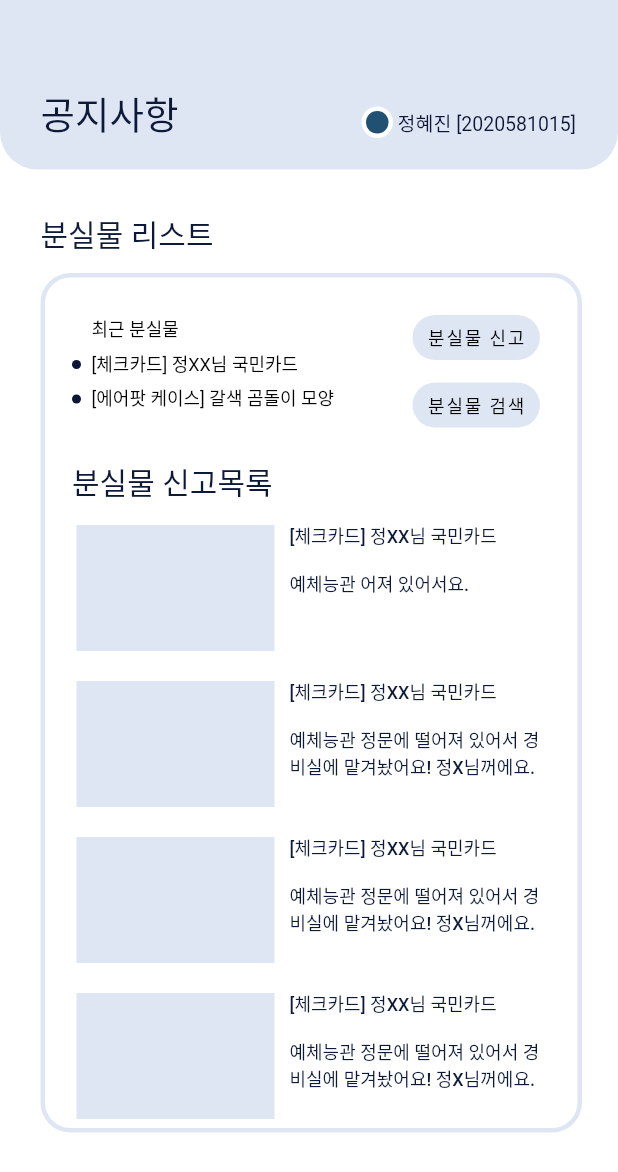
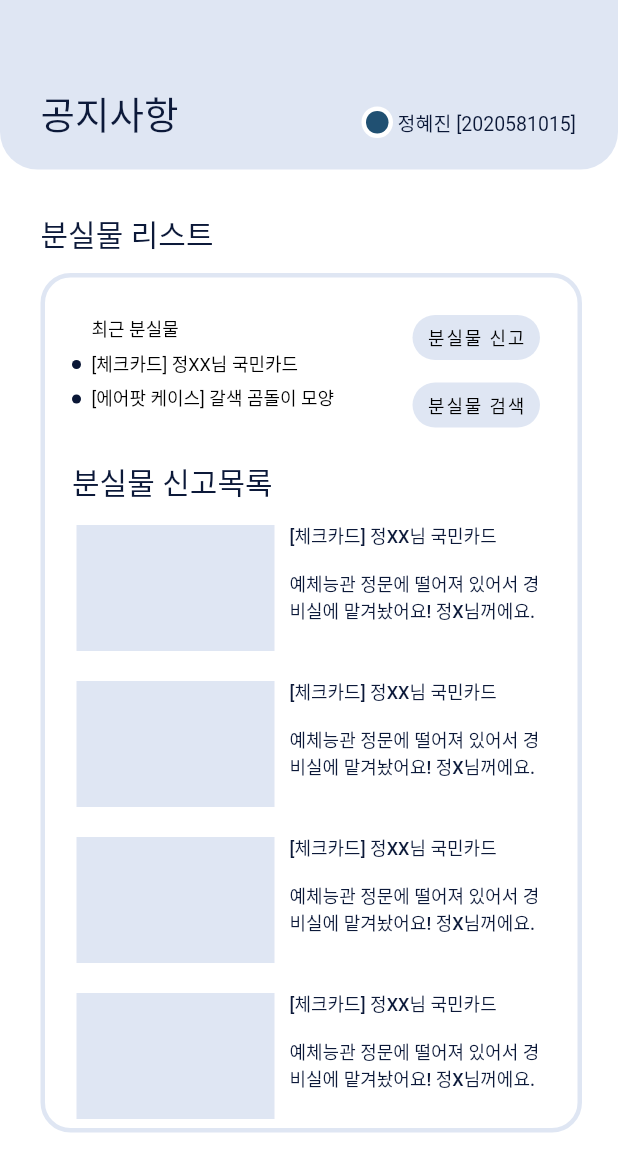
Before and after one commit to suzumsz/Everything_Jeon, a Flutter app: the XDinfo_list screen opened by its route, on a phone screen of 412 x 824 dp. Shown: the top 1172 px of the screen. Run offline on Flutter 3.47's test engine with Material 2 defaults, Android fonts, the phone set to English and light mode, and no system bars; missing offline and left inert: adobe_xd; Roboto replaces fonts that are missing (DX유니고딕 20).

Commit message:
공지사항 업데이트

```diff
--- a/lib/NoticePage.dart
+++ b/lib/NoticePage.dart
@@ -7,8 +7,6 @@ import 'XDinfo_list.dart';
 const url = 'https://www.mjc.ac.kr/bbs/data/list.do?menu_idx=169';
 
 const double formH = 120;
-double _width = 200;
-double _height = 200;
 
 const PrimaryColor = const Color(0xFFDFE6F3);
 AnimationController aniController;
@@ -133,25 +131,22 @@ Widget boxMileage(String text, TextStyle textstyle) {
 }
 
 Widget borderContainer1 = Container(
-    //padding: const EdgeInsets.all(15.0),
-    //margin: const EdgeInsets.all(15.0),
-    width: _width,
-    height: _height,
+  padding: const EdgeInsets.all(15.0),
+  margin: const EdgeInsets.all(15.0),
   decoration: BoxDecoration(
     borderRadius: BorderRadius.circular(20),
     border: Border.all(width: 3, color: PrimaryColor),
   ),
-    child: Container(
   child: Column(
     crossAxisAlignment: CrossAxisAlignment.start,
     children: [
       Text("⦁ 10. 31 / 16:00     산업디자인과 취업 특강 이수"),
       Text("⦁ 11. 02 / 18:00     프레젠테이션 잘하기 9주차 과제 제출"),
       Text("⦁ 11. 08 / 24:00     프레젠테이션 잘하기 리포트 제출"),
-          //buttonAdd(Alignment.centerRight, "btnAdd1"),
+      buttonAdd(Alignment.centerRight, "btnAdd1"),
     ],
   ),
-    ));
+);
 
 Widget borderContainer2 = Container(
   padding: const EdgeInsets.all(15.0),
@@ -190,7 +185,9 @@ Widget borderContainer3 = Container(
               Text("⦁ [에어팟 케이스] 갈색 곰돌이 모양"),
             ],
           ),
-          Column(
+          Container(
+            margin: EdgeInsets.only(left: 25),
+            child: Column(
               children: [
                 buttonExtended("분실물 신고", TextStyle(fontWeight: FontWeight.bold),
                     "btnEx2", PrimaryColor),
@@ -198,6 +195,7 @@ Widget borderContainer3 = Container(
                     "btnEx3", PrimaryColor),
               ],
             ),
+          )
         ],
       ),
       Row(
@@ -343,12 +341,11 @@ Container make_Appbar(bool show) {
     ),
   );
 }
+//textControl 사용하여 추가
 
 class NoticePage extends StatelessWidget {
   @override
   Widget build(BuildContext context) {
-    //textControl 사용하여 추가
-
     // ignore: non_constant_identifier_names
 
     /********************************************** AppBar ***************************************************************/
--- a/lib/XDinfo_list.dart
+++ b/lib/XDinfo_list.dart
@@ -68,8 +68,6 @@ class XDinfo_list extends StatelessWidget {
                   Container(
                     child: Column(
                       children: [
-                        lostProperetyBox(
-                            "", "[체크카드] 정XX님 국민카드", "예체능관 어져 있어서요."),
                         lostProperetyBox("", "[체크카드] 정XX님 국민카드",
                             "예체능관 정문에 떨어져 있어서 경비실에 맡겨놨어요! 정X님꺼에요."),
                         lostProperetyBox("", "[체크카드] 정XX님 국민카드",
```
Lines whose indentation alone changed are shown as unchanged.
